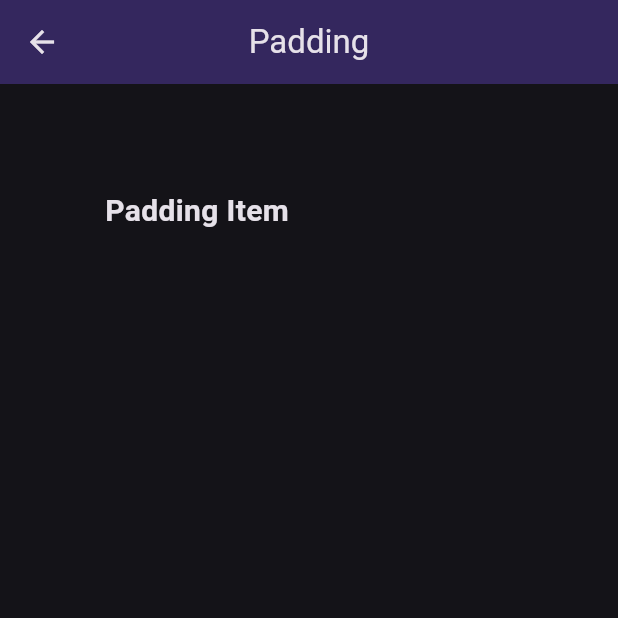
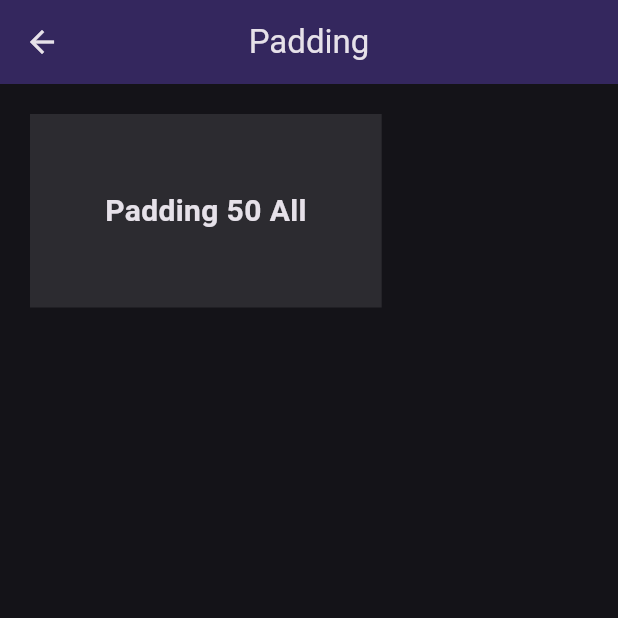
Before and after one commit to DiegoVilla27/flutter-widgets, a Flutter app: the screen it shows after launch, after a tap on "Padding", on a phone screen of 412 x 824 dp, the top half of it. Run offline on Flutter 3.47's test engine with Material 3 defaults, Android fonts, the phone set to English and light mode, and no system bars; our stand-ins replace go_router.

```diff
--- a/lib/core/routes/routes.dart
+++ b/lib/core/routes/routes.dart
@@ -26,6 +26,10 @@ class AppRoutes {
   static const String align = '/align';
   static const String padding = '/padding';
   static const String transform = '/transform';
+  static const String column = '/column';
+  static const String row = '/row';
+  static const String stack = '/stack';
+  static const String expanded = '/expanded';
 
   static final GoRouter router = GoRouter(
     initialLocation: home,
@@ -48,6 +52,10 @@ class AppRoutes {
       GoRoute(path: align, builder: (_, _) => const AlignScreen()),
       GoRoute(path: padding, builder: (_, _) => const PaddingScreen()),
       GoRoute(path: transform, builder: (_, _) => const TransformScreen()),
+      GoRoute(path: column, builder: (_, _) => const ColumnScreen()),
+      GoRoute(path: row, builder: (_, _) => const RowScreen()),
+      GoRoute(path: stack, builder: (_, _) => const StackScreen()),
+      GoRoute(path: expanded, builder: (_, _) => const ExpandedScreen()),
     ],
     errorBuilder: (_, _) => const NotFoundScreen()
   );
--- a/lib/presentation/screens/padding/padding_screen.dart
+++ b/lib/presentation/screens/padding/padding_screen.dart
@@ -14,13 +14,16 @@ class PaddingScreen extends StatelessWidget {
 
   @override
   Widget build(_) {
-    return const Layout(
-      appBar: AppBarCustom(title: "Padding"),
-      child: Padding(
-        padding: EdgeInsets.all(50.0),
-        child: Text(
-          "Padding Item",
-          style: TextStyle(fontSize: 20.0, fontWeight: FontWeight.bold),
+    return Layout(
+      appBar: const AppBarCustom(title: "Padding"),
+      child: Container(
+        color: Colors.white10,
+        child: const Padding(
+          padding: EdgeInsets.all(50.0),
+          child: Text(
+            "Padding 50 All",
+            style: TextStyle(fontSize: 20.0, fontWeight: FontWeight.bold),
+          ),
         ),
       ),
     );
--- a/lib/presentation/screens/screens.dart
+++ b/lib/presentation/screens/screens.dart
@@ -15,6 +15,10 @@ export 'package:flutter_widgets/presentation/screens/center/center_screen.dart';
 export 'package:flutter_widgets/presentation/screens/align/align_screen.dart';
 export 'package:flutter_widgets/presentation/screens/padding/padding_screen.dart';
 export 'package:flutter_widgets/presentation/screens/transform/transform_screen.dart';
+export 'package:flutter_widgets/presentation/screens/column/column_screen.dart';
+export 'package:flutter_widgets/presentation/screens/row/row_screen.dart';
+export 'package:flutter_widgets/presentation/screens/stack/stack_screen.dart';
+export 'package:flutter_widgets/presentation/screens/expanded/expanded_screen.dart';
 
 // ERROR PAGE
 export 'package:flutter_widgets/presentation/screens/notfound/notfound_screen.dart';
```
Also changed, not shown: lib/presentation/screens/align/align_screen.dart (+10 -7 lines), lib/presentation/screens/center/center_screen.dart (+9 -6 lines), lib/presentation/screens/column/column_screen.dart (added, +34 -0 lines), lib/presentation/screens/expanded/expanded_screen.dart (added, +34 -0 lines), lib/presentation/screens/row/row_screen.dart (added, +36 -0 lines), lib/presentation/screens/stack/stack_screen.dart (added, +46 -0 lines).
